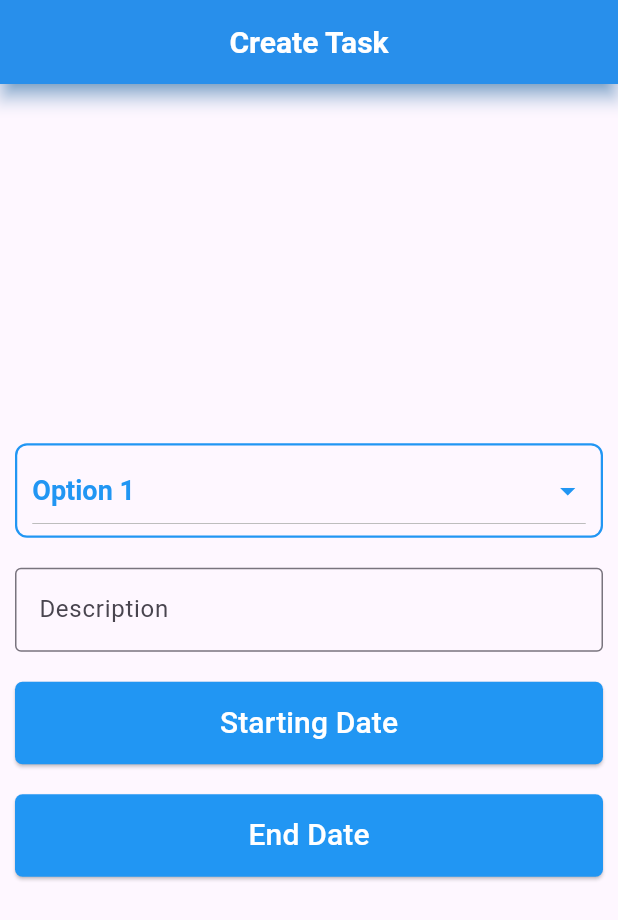
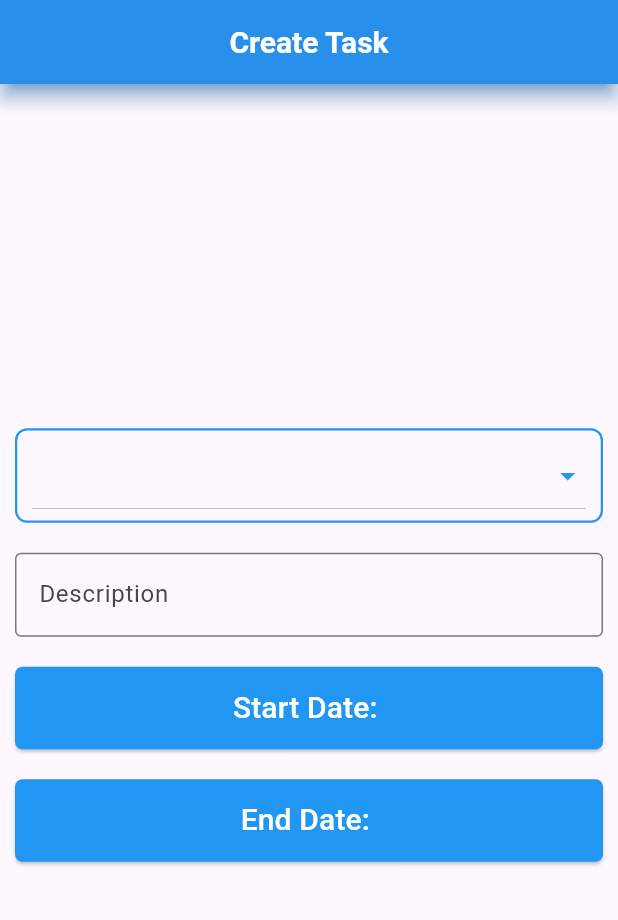
Before and after one commit to IAftabRehman/Task-Management-System, a Flutter app: the screen it shows after launch, on a phone screen of 412 x 824 dp. Shown: the top 920 px of the screen. Run offline on Flutter 3.47's test engine with Material 3 defaults, Android fonts, the phone set to English and light mode, and no system bars; our stand-ins replace cloud_firestore, firebase_auth, firebase_core; accounts and stored records are empty.

Commit message:
Edit in date section in createTask_screen.dart

```diff
--- a/lib/main.dart
+++ b/lib/main.dart
@@ -1,9 +1,9 @@
 import 'package:firebase_core/firebase_core.dart';
 import 'package:flutter/material.dart';
 import 'package:provider/provider.dart';
+import 'package:task_management_system/providers/createTask_provider.dart';
 import 'package:task_management_system/providers/userRegistration_provider.dart';
 import 'package:task_management_system/screens/createTask_screen.dart';
-import 'package:task_management_system/screens/signUp_screen.dart';
 
 Future<void> main() async {
   WidgetsFlutterBinding.ensureInitialized();
@@ -14,12 +14,12 @@ Future<void> main() async {
 class MyApp extends StatelessWidget {
   const MyApp({super.key});
 
-  // This widget is the root of your application.
   @override
   Widget build(BuildContext context) {
     return MultiProvider(
       providers: [
-        ChangeNotifierProvider(create: (_) => signUp_provider())
+        ChangeNotifierProvider(create: (_) => userRegistration_provider()),
+        // ChangeNotifierProvider(create: (_) => createTask_provider())
       ],
       child: Builder(builder: (BuildContext context){
         return MaterialApp(
--- a/lib/providers/userRegistration_provider.dart
+++ b/lib/providers/userRegistration_provider.dart
@@ -4,7 +4,7 @@ import 'package:task_management_system/screens/login_screen.dart';
 import 'package:task_management_system/services/authentication.dart';
 import 'package:task_management_system/services/registrationServices.dart';
 
-class signUp_provider with ChangeNotifier {
+class userRegistration_provider with ChangeNotifier {
 
   TextEditingController nameController = TextEditingController();
   TextEditingController emailController = TextEditingController();
--- a/lib/screens/createTask_screen.dart
+++ b/lib/screens/createTask_screen.dart
@@ -1,4 +1,7 @@
 import 'package:flutter/material.dart';
+import 'package:provider/provider.dart';
+import 'package:task_management_system/providers/createTask_provider.dart';
+import 'package:task_management_system/providers/userRegistration_provider.dart';
 
 class createTask_screen extends StatefulWidget {
   const createTask_screen({super.key});
@@ -8,30 +11,44 @@ class createTask_screen extends StatefulWidget {
 }
 
 class _createTask_screenState extends State<createTask_screen> {
-  String _selectedItem = 'Option 1'; // Default value
+  String selectedItem = 'Option 1';
 
-  // List of options for the dropdown
-  final List<String> _items = ['Option 1', 'Option 2', 'Option 3'];
+  DateTime? startDate;
+  DateTime? endDate;
+  String startDateText = "";
+  String endDateText = "";
 
-  DateTime _selectedDate = DateTime.now();
-  Future<void> _selectDate(BuildContext context) async {
+  final List<String> items = ["Option1", "Option2", "Option3"];
+
+  Future<void> pickStartDate(BuildContext context) async {
     final DateTime? picked = await showDatePicker(
       context: context,
-      initialDate: _selectedDate,
+      initialDate: startDate ?? DateTime.now(),
       firstDate: DateTime(2000),
       lastDate: DateTime(2101),
     );
-
-    if (picked != null && picked != _selectedDate) {
-      setState(() {
-        _selectedDate = picked;
-      });
+    if (picked != null) {
+      startDate = picked;
+      startDateText = "${picked.day}/${picked.month}/${picked.year}";
     }
   }
 
+  Future<void> pickEndDate(BuildContext context) async {
+    final DateTime? picked = await showDatePicker(
+      context: context,
+      initialDate: endDate ?? DateTime.now(),
+      firstDate: DateTime(2000),
+      lastDate: DateTime(2101),
+    );
+    if (picked != null) {
+      endDate = picked;
+      endDateText = "${picked.day}/${picked.month}/${picked.year}";
+    }
+  }
 
   @override
   Widget build(BuildContext context) {
+    // final provider = Provider.of<createTask_provider>(context, listen: true);
     return Scaffold(
       appBar: AppBar(
         backgroundColor: Colors.blue,
@@ -57,17 +74,14 @@ class _createTask_screenState extends State<createTask_screen> {
               Container(
                 padding: EdgeInsets.symmetric(horizontal: 10),
                 decoration: BoxDecoration(
-                  border: Border.all(
-                    color: Colors.blue,
-                    width: 1.5,
-                  ),
+                  border: Border.all(color: Colors.blue, width: 1.5),
                   borderRadius: BorderRadius.circular(8.0),
                 ),
                 child: DropdownButton<String>(
-                  value: _selectedItem,
+                  value: selectedItem,
                   onChanged: (String? newValue) {
                     setState(() {
-                      _selectedItem = newValue!;
+                      selectedItem = newValue!;
                     });
                   },
                   style: TextStyle(
@@ -79,7 +93,8 @@ class _createTask_screenState extends State<createTask_screen> {
                   dropdownColor: Colors.green.shade100,
                   isExpanded: true,
                   itemHeight: 60,
-                  items: _items.map<DropdownMenuItem<String>>((String value) {
+                  items:
+                      items.map<DropdownMenuItem<String>>((String value) {
                         return DropdownMenuItem<String>(
                           value: value,
                           child: Text(value),
@@ -91,7 +106,7 @@ class _createTask_screenState extends State<createTask_screen> {
               TextField(
                 decoration: const InputDecoration(
                   border: OutlineInputBorder(),
-                  labelText: "Description"
+                  labelText: "Description",
                 ),
               ),
               SizedBox(height: 20),
@@ -101,10 +116,13 @@ class _createTask_screenState extends State<createTask_screen> {
                     borderRadius: BorderRadius.circular(5),
                   ),
                   backgroundColor: Colors.blue,
-                    minimumSize: Size(double.infinity, 55)
+                  minimumSize: Size(double.infinity, 55),
                 ),
-                onPressed: () => _selectDate(context),
-                child: Text('Starting Date', style: TextStyle(fontSize: 20, color: Colors.white)),
+                onPressed: () => pickStartDate(context),
+                child: Text(
+                  "Start Date: $startDateText",
+                  style: TextStyle(fontSize: 20, color: Colors.white),
+                ),
               ),
               SizedBox(height: 20),
               ElevatedButton(
@@ -113,11 +131,15 @@ class _createTask_screenState extends State<createTask_screen> {
                     borderRadius: BorderRadius.circular(5),
                   ),
                   backgroundColor: Colors.blue,
-                    minimumSize: Size(double.infinity, 55)
+                  minimumSize: Size(double.infinity, 55),
                 ),
-                onPressed: () => _selectDate(context),
-                child: Text('End Date', style: TextStyle(fontSize: 20, color: Colors.white)),
+                onPressed: () => pickEndDate(context),
+                child: Text(
+                  "End Date: $endDateText",
+                  style: TextStyle(fontSize: 20, color: Colors.white),
                 ),
+              ),
+              SizedBox(height: 20),
             ],
           ),
         ),
--- a/lib/screens/login_screen.dart
+++ b/lib/screens/login_screen.dart
@@ -7,8 +7,7 @@ class login_screen extends StatelessWidget {
 
   @override
   Widget build(BuildContext context) {
-    print("Build");
-    final provider = Provider.of<signUp_provider>(context);
+    final provider = Provider.of<userRegistration_provider>(context);
     return Scaffold(
       appBar: AppBar(
         title: Text(
--- a/lib/screens/signUp_screen.dart
+++ b/lib/screens/signUp_screen.dart
@@ -8,7 +8,7 @@ class signUp_screen extends StatelessWidget {
   @override
   Widget build(BuildContext context) {
     print("Build");
-    final provider = Provider.of<signUp_provider>(context);
+    final provider = Provider.of<userRegistration_provider>(context);
     return Scaffold(
       appBar: AppBar(
         backgroundColor: Colors.blue,
```
Also changed, not shown: lib/services/registrationServices.dart (+10 -0 lines). Lines whose indentation alone changed are shown as unchanged.
